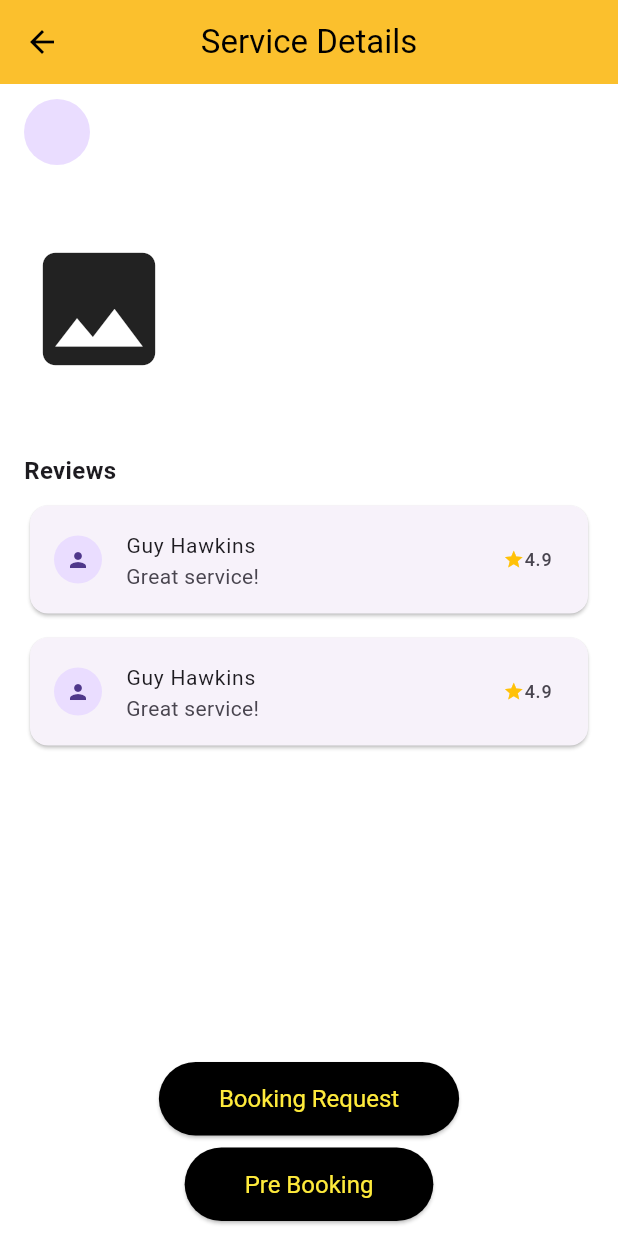
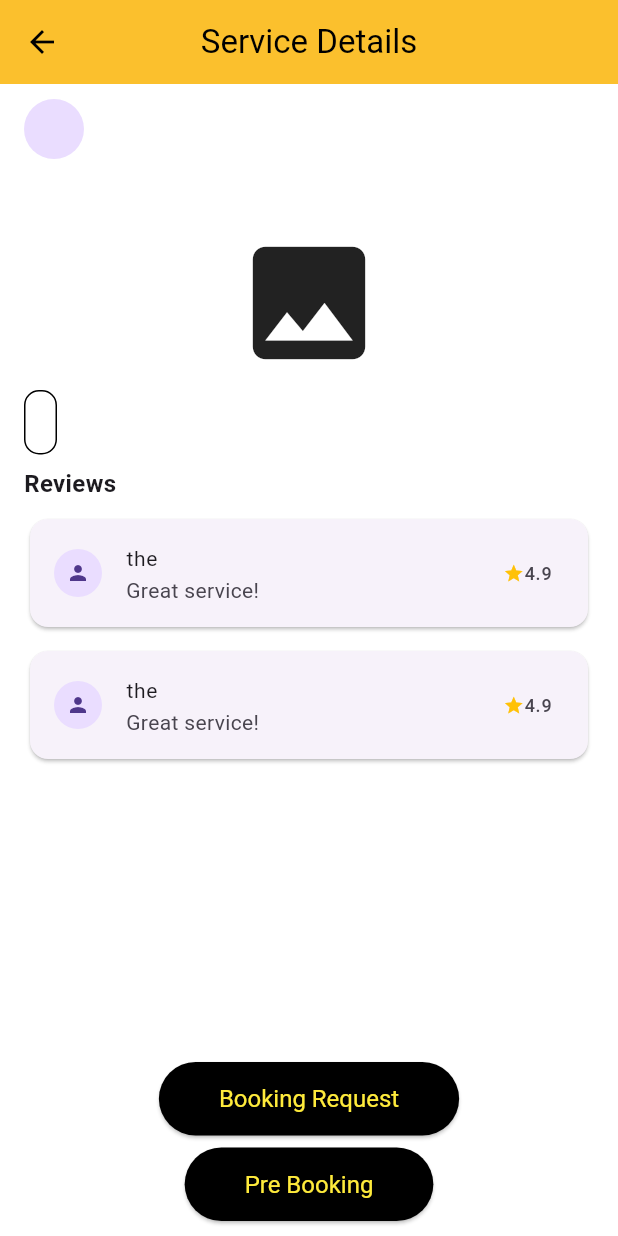
Before and after one commit to RusthyAhd/TapOn-original, a Flutter app: the US_ProviderDetails screen opened directly with empty values, on a phone screen of 412 x 824 dp. Run offline on Flutter 3.47's test engine with Material 3 defaults, Android fonts, the phone set to English and light mode, and no system bars; our stand-ins replace flutter_dotenv, flutter_map, flutter_rating_bar, geocoding, geolocator, google_maps_flutter and 6 more; accounts and stored records are empty; network calls fail.

Commit message:
Update environment variables, refactor controller imports, and enhance UI components

```diff
--- a/Frontend/lib/User_Home/LaunchPage.dart
+++ b/Frontend/lib/User_Home/LaunchPage.dart
@@ -1,8 +1,5 @@
 import 'package:flutter/material.dart';
 import 'package:tap_on/User_Home/EnterNumber.dart';
-
-
-
 
 class LaunchPage extends StatelessWidget {
   const LaunchPage({super.key});
--- a/Frontend/lib/User_Service/US_Booking.dart
+++ b/Frontend/lib/User_Service/US_Booking.dart
@@ -223,7 +223,7 @@ class _US_BookingState extends State<US_Booking> {
                       ),
                       child: Text('Book Now'),
                     ),
-                    //make button for cancel booking
+
                     SizedBox(height: 8),
                     ElevatedButton(
                       onPressed: () {
@@ -236,7 +236,8 @@ class _US_BookingState extends State<US_Booking> {
                       },
                       style: ElevatedButton.styleFrom(
                         backgroundColor: const Color.fromARGB(255, 255, 0, 0),
-                        foregroundColor: const Color.fromARGB(255, 255, 253, 253),
+                        foregroundColor:
+                            const Color.fromARGB(255, 255, 253, 253),
                         padding:
                             EdgeInsets.symmetric(horizontal: 40, vertical: 15),
                         textStyle: TextStyle(fontSize: 16, color: Colors.white),
--- a/Frontend/lib/User_Service/US_ProviderDetails.dart
+++ b/Frontend/lib/User_Service/US_ProviderDetails.dart
@@ -34,7 +34,7 @@ class US_ProviderDetails extends StatelessWidget {
               children: [
                 provider['image'] != null
                     ? CircleAvatar(
-                        radius: 22,
+                        radius: 20,
                         backgroundImage: MemoryImage(
                           base64Decode(provider['image']),
                         ))
@@ -57,22 +57,33 @@ class US_ProviderDetails extends StatelessWidget {
             Column(
               crossAxisAlignment: CrossAxisAlignment.start,
               children: [
-                provider['image'] != null && provider['image'].isNotEmpty
+                 Center(
+                  child: provider['image'] != null && provider['image'].isNotEmpty
                       ? Image.memory(
                           base64Decode(provider['image']),
                           height: 100, // Set a height for the image if needed
                           width: 100, // Set a width for the image if needed
                           fit: BoxFit.cover, // Adjust fit as needed
                         )
-                    : Icon(Icons.image, size: 100), // Fallback icon
-                SizedBox(height: 10),
-                Text(
+                      : Icon(Icons.image, size: 100),
+                ), // Fallback icon
+                SizedBox(height: 8),
+                // make border to description
+                Container(
+                  padding: EdgeInsets.all(10),
+                  decoration: BoxDecoration(
+                    border: Border.all(color: Colors.black),
+                    borderRadius: BorderRadius.circular(10),
+                  ),
+                  child: Text(
                     provider['description'] ?? 'Description',
                     style: TextStyle(fontSize: 14),
                   ),
+                ),
+
               ],
             ),
-            SizedBox(height: 15),
+            SizedBox(height: 8),
 
             // Reviews
             Text('Reviews',
@@ -149,7 +160,7 @@ class ReviewCard extends StatelessWidget {
           radius: 16,
           child: Icon(Icons.person, size: 16),
         ),
-        title: Text('Guy Hawkins', style: TextStyle(fontSize: 14)),
+        title: Text('the', style: TextStyle(fontSize: 14)),
         subtitle: Text('Great service!'),
         trailing: Row(
           mainAxisSize: MainAxisSize.min,
```
Also changed, not shown: Frontend/lib/User_Service/US_NearbyService.dart (+66 -53 lines), 5 other files. Lines whose indentation alone changed are shown as unchanged.
